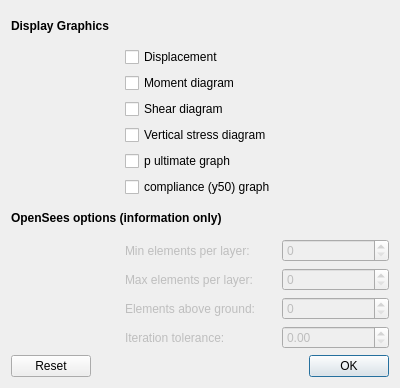
Above: utilWindows/dialogpreferences.ui from NHERI-SimCenter/PileGroupTool before the change. Below: the same form after it.
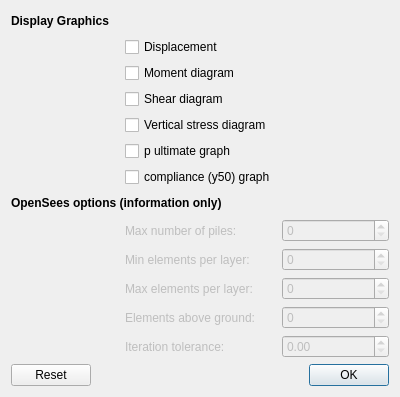
That is the form after the change.

Commit message: enriching data structures for pile group

```diff
--- a/utilWindows/dialogpreferences.ui
+++ b/utilWindows/dialogpreferences.ui
@@ -190,6 +190,23 @@
      </property>
     </widget>
    </item>
+   <item row="10" column="1">
+    <widget class="QLabel" name="label_7">
+     <property name="enabled">
+      <bool>false</bool>
+     </property>
+     <property name="text">
+      <string>Max number of piles:</string>
+     </property>
+    </widget>
+   </item>
+   <item row="10" column="2">
+    <widget class="QSpinBox" name="maxNumberOfPiles">
+     <property name="enabled">
+      <bool>false</bool>
+     </property>
+    </widget>
+   </item>
   </layout>
  </widget>
  <resources/>
```
The commit also changes 5 other files.
